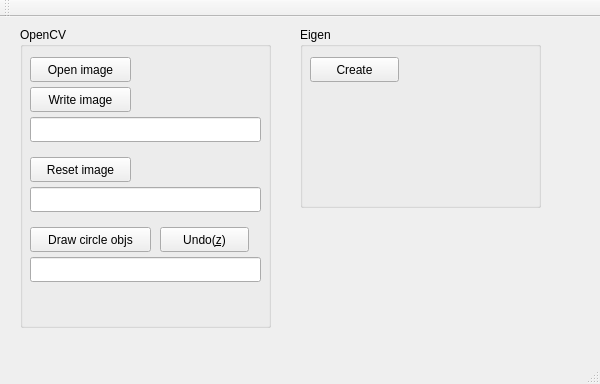
This is Week2/QtApp/myqtapp.ui in goodgodgd/sch-seminars as Qt 5 draws it before an edit. The edited form follows.
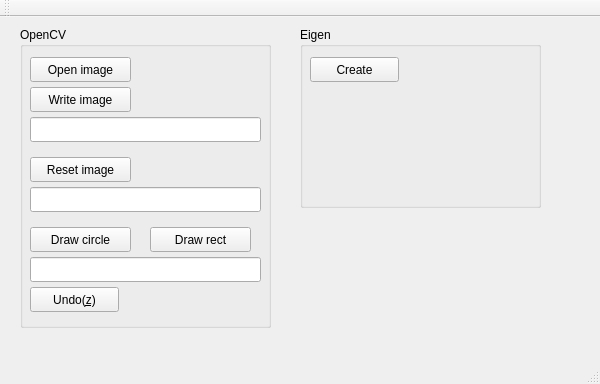
This is the edited form.

The edit to the form file:
```diff
--- a/Week2/QtApp/myqtapp.ui
+++ b/Week2/QtApp/myqtapp.ui
@@ -100,19 +100,19 @@
       <rect>
        <x>10</x>
        <y>200</y>
-       <width>121</width>
+       <width>101</width>
        <height>25</height>
       </rect>
      </property>
      <property name="text">
-      <string>Draw circle objs</string>
+      <string>Draw circle</string>
      </property>
     </widget>
     <widget class="QPushButton" name="pushButton_undo_circle">
      <property name="geometry">
       <rect>
-       <x>140</x>
-       <y>200</y>
+       <x>10</x>
+       <y>260</y>
        <width>89</width>
        <height>25</height>
       </rect>
@@ -121,6 +121,19 @@
       <string>Undo(&amp;z)</string>
      </property>
     </widget>
+    <widget class="QPushButton" name="pushButton_draw_rect_objects">
+     <property name="geometry">
+      <rect>
+       <x>130</x>
+       <y>200</y>
+       <width>101</width>
+       <height>25</height>
+      </rect>
+     </property>
+     <property name="text">
+      <string>Draw rect</string>
+     </property>
+    </widget>
    </widget>
    <widget class="QGroupBox" name="groupBox_eigen">
     <property name="geometry">
```
